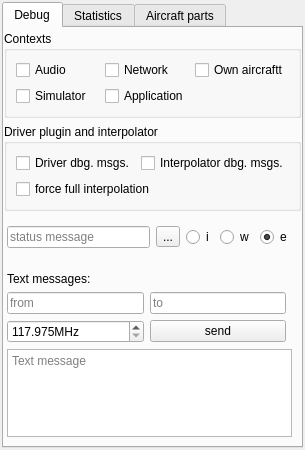
Old version of the form src/blackgui/components/internalscomponent.ui in the repository swift-project/pilotclient.
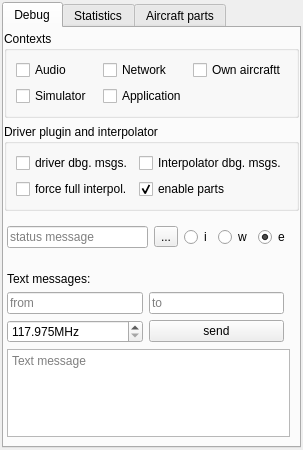
New version of the form. Icons and pictures are not drawn. Custom widgets are drawn as their Qt base class.

Commit message: refs #814, allow to disable aircraft parts updates, mostly for testing * added flag in setup * and UI * plus some formatting in driver classes, removed unused member

```diff
--- a/src/blackgui/components/internalscomponent.ui
+++ b/src/blackgui/components/internalscomponent.ui
@@ -104,7 +104,7 @@
           <item row="0" column="0">
            <widget class="QCheckBox" name="cb_DebugDriver">
             <property name="text">
-             <string>Driver dbg. msgs.</string>
+             <string>driver dbg. msgs.</string>
             </property>
            </widget>
           </item>
@@ -115,10 +115,20 @@
             </property>
            </widget>
           </item>
-          <item row="1" column="0" colspan="2">
+          <item row="1" column="0">
            <widget class="QCheckBox" name="cb_ForceFullInterpolation">
             <property name="text">
-             <string>force full interpolation</string>
+             <string>force full interpol.</string>
+            </property>
+           </widget>
+          </item>
+          <item row="1" column="1">
+           <widget class="QCheckBox" name="cb_EnableParts">
+            <property name="text">
+             <string>enable parts</string>
+            </property>
+            <property name="checked">
+             <bool>true</bool>
             </property>
            </widget>
           </item>
```
The commit also changes 6 other files.
